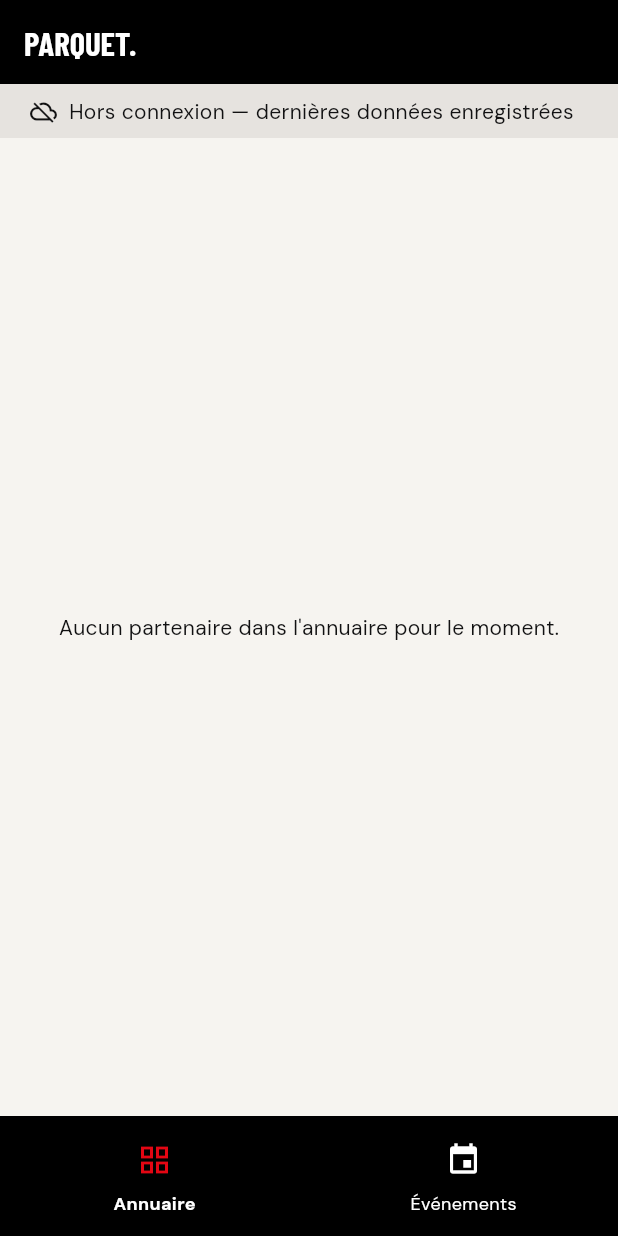
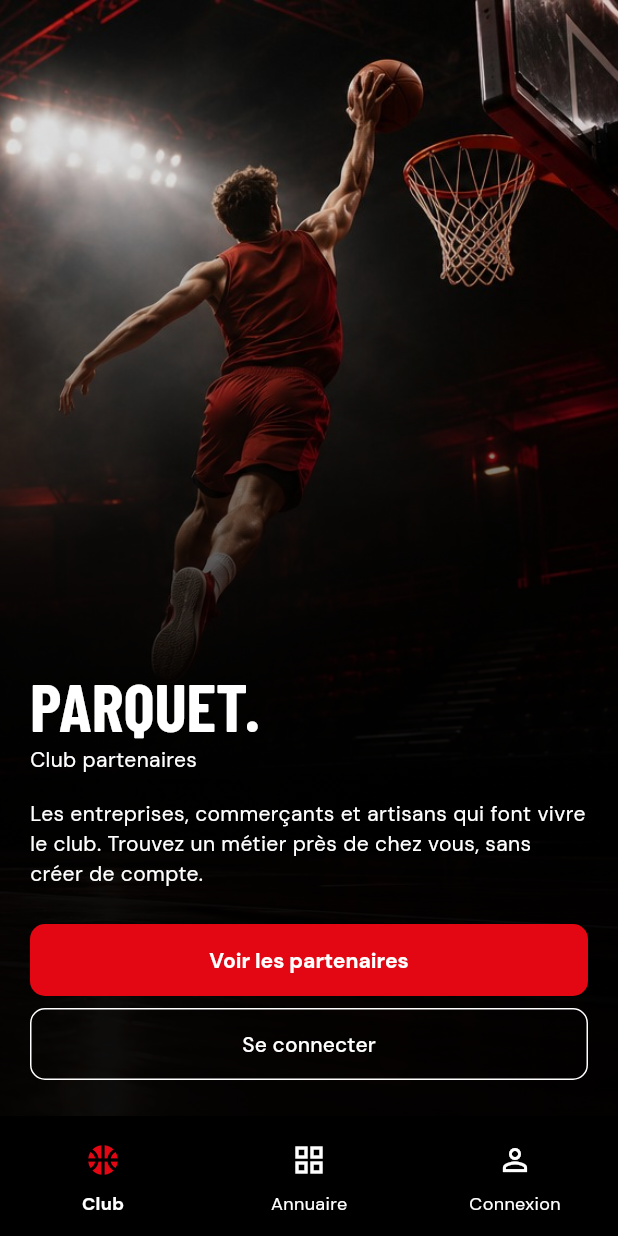
Before and after one commit to DontRobMe/ParquetClub, a Flutter app: the screen it shows after launch, on a phone screen of 412 x 824 dp. Run offline on Flutter 3.47's test engine with Material 3 defaults, Android fonts, the phone set to English and light mode, and no system bars; our stand-ins replace cloud_firestore, firebase_auth, firebase_core, flutter_bloc; accounts and stored records are empty.

Commit message:
Connexion et onglets par rôle (F1, F2)
- AuthRepository (Firebase Auth) : session avec rôle lu dans le custom claim,
  messages d'erreur neutres, lien de réinitialisation sans révéler si le compte existe
- AuthCubit : lancement, visiteur, connecté
- écrans lancement, accueil du club, connexion, mon profil (déconnexion confirmée)
- onglets visiteur (Club, Annuaire, Connexion) et compte (Annuaire, Événements, Mon profil)
- EventsCubit créé à la connexion et fermé à la déconnexion
- tests du Cubit et des parcours connexion / déconnexion

```diff
--- a/lib/core/navigation/onglets_page.dart
+++ b/lib/core/navigation/onglets_page.dart
@@ -1,13 +1,20 @@
 import 'package:flutter/material.dart';
 
+import '../../features/auth/data/auth_repository.dart';
+import '../../features/auth/ui/accueil_page.dart';
+import '../../features/auth/ui/connexion_page.dart';
+import '../../features/auth/ui/profil_page.dart';
 import '../../features/events/ui/evenements_page.dart';
 import '../../features/partners/ui/annuaire_page.dart';
 
-/// Onglets en bas, dans la zone du pouce (cours 5).
-// ponytail: provisoire, Annuaire + Événements pour tout le monde ; les onglets par rôle
-// (Mon profil, Administration, visiteur sans Événements) arrivent avec la connexion.
+/// Onglets en bas, dans la zone du pouce (cours 5), calculés à partir de la session.
+/// Visiteur : Club, Annuaire, Connexion. Partenaire et bureau : Annuaire, Événements, Mon profil.
+// ponytail: l'onglet Administration du bureau arrive avec ses écrans (F3 à F5, F10, F13).
 class OngletsPage extends StatefulWidget {
-  const OngletsPage({super.key});
+  const OngletsPage({super.key, this.session});
+
+  /// null pour un visiteur.
+  final Session? session;
 
   @override
   State<OngletsPage> createState() => _OngletsPageState();
@@ -16,18 +23,36 @@ class OngletsPage extends StatefulWidget {
 class _OngletsPageState extends State<OngletsPage> {
   int _index = 0;
 
+  void _aller(int i) => setState(() => _index = i);
+
   @override
   Widget build(BuildContext context) {
+    final session = widget.session;
+    final List<(Widget, NavigationDestination)> onglets = session == null
+        ? [
+            (
+              AccueilPage(voirPartenaires: () => _aller(1), seConnecter: () => _aller(2)),
+              const NavigationDestination(icon: Icon(Icons.sports_basketball), label: 'Club'),
+            ),
+            (const AnnuairePage(), const NavigationDestination(icon: Icon(Icons.grid_view), label: 'Annuaire')),
+            (const ConnexionPage(), const NavigationDestination(icon: Icon(Icons.person_outline), label: 'Connexion')),
+          ]
+        : [
+            (const AnnuairePage(), const NavigationDestination(icon: Icon(Icons.grid_view), label: 'Annuaire')),
+            (const EvenementsPage(), const NavigationDestination(icon: Icon(Icons.event), label: 'Événements')),
+            (
+              ProfilPage(session: session),
+              const NavigationDestination(icon: Icon(Icons.person_outline), label: 'Mon profil'),
+            ),
+          ];
+
     return Scaffold(
       // IndexedStack garde chaque onglet vivant : on retrouve sa recherche ou sa position en revenant.
-      body: IndexedStack(index: _index, children: const [AnnuairePage(), EvenementsPage()]),
+      body: IndexedStack(index: _index, children: [for (final (page, _) in onglets) page]),
       bottomNavigationBar: NavigationBar(
         selectedIndex: _index,
-        onDestinationSelected: (i) => setState(() => _index = i),
-        destinations: const [
-          NavigationDestination(icon: Icon(Icons.grid_view), label: 'Annuaire'),
-          NavigationDestination(icon: Icon(Icons.event), label: 'Événements'),
-        ],
+        onDestinationSelected: _aller,
+        destinations: [for (final (_, destination) in onglets) destination],
       ),
     );
   }
--- /dev/null
+++ b/lib/features/auth/data/auth_repository.dart
@@ -0,0 +1,60 @@
+import 'package:firebase_auth/firebase_auth.dart';
+
+/// Compte connecté. Le rôle vient du custom claim posé par la Cloud Function :
+/// personne ne peut le modifier depuis l'app (cahier des charges, partie 5).
+class Session {
+  const Session({required this.uid, required this.email, required this.estAdmin});
+
+  final String uid;
+  final String email;
+  final bool estAdmin;
+}
+
+/// Erreur déjà traduite pour l'écran : le Cubit ne connaît pas les codes Firebase.
+class AuthErreur implements Exception {
+  const AuthErreur(this.message);
+  final String message;
+}
+
+/// Seule classe de la connexion qui connaît Firebase Auth (le faux repository des tests fait `implements`).
+class AuthRepository {
+  AuthRepository([FirebaseAuth? auth]) : _auth = auth ?? FirebaseAuth.instance;
+
+  final FirebaseAuth _auth;
+
+  /// Session courante, mise à jour à chaque connexion, déconnexion ou rafraîchissement du jeton (rôle modifié).
+  Stream<Session?> session() => _auth.idTokenChanges().asyncMap((user) async {
+    if (user == null) return null;
+    final jeton = await user.getIdTokenResult();
+    return Session(uid: user.uid, email: user.email ?? '', estAdmin: jeton.claims?['role'] == 'admin');
+  });
+
+  /// F1. Pas d'inscription : les comptes sont créés par le bureau.
+  Future<void> connecter(String email, String motDePasse) async {
+    try {
+      await _auth.signInWithEmailAndPassword(email: email, password: motDePasse);
+    } on FirebaseAuthException catch (e) {
+      throw AuthErreur(switch (e.code) {
+        'network-request-failed' => 'Pas de connexion internet. Réessayez une fois en ligne.',
+        'too-many-requests' => 'Trop de tentatives. Réessayez dans quelques minutes.',
+        'user-disabled' => 'Ce compte est désactivé. Contactez le bureau du club.',
+        // Même message que l'e-mail existe ou non : on ne révèle pas quels comptes existent.
+        _ => 'E-mail ou mot de passe incorrect.',
+      });
+    }
+  }
+
+  /// F2. Firebase envoie le lien ; personne ne voit jamais le mot de passe.
+  Future<void> envoyerLienReinitialisation(String email) async {
+    try {
+      await _auth.sendPasswordResetEmail(email: email);
+    } on FirebaseAuthException catch (e) {
+      if (e.code == 'network-request-failed') {
+        throw const AuthErreur('Pas de connexion internet. Réessayez une fois en ligne.');
+      }
+      // Autres erreurs (adresse inconnue…) : on répond comme si l'envoi avait réussi.
+    }
+  }
+
+  Future<void> deconnecter() => _auth.signOut();
+}
--- /dev/null
+++ b/lib/features/auth/logic/auth_cubit.dart
@@ -0,0 +1,53 @@
+import 'dart:async';
+
+import 'package:flutter_bloc/flutter_bloc.dart';
+
+import '../data/auth_repository.dart';
+import 'auth_state.dart';
+
+class AuthCubit extends Cubit<AuthState> {
+  AuthCubit(this._repository) : super(const AuthInconnu());
+
+  final AuthRepository _repository;
+  StreamSubscription<Session?>? _abonnement;
+
+  /// Écoute la session : Firebase la garde d'un lancement à l'autre, un compte connecté arrive donc sur ses onglets.
+  void demarrer() {
+    _abonnement?.cancel();
+    _abonnement = _repository.session().listen(
+      (session) => emit(session == null ? const AuthVisiteur() : AuthConnecte(session)),
+      onError: (Object _) => emit(const AuthVisiteur()),
+    );
+  }
+
+  /// Renvoie le message d'erreur à afficher, ou null si la connexion a réussi.
+  /// Le changement d'écran vient ensuite tout seul de la session.
+  Future<String?> connecter(String email, String motDePasse) async {
+    if (email.trim().isEmpty || motDePasse.isEmpty) return 'Saisissez votre e-mail et votre mot de passe.';
+    try {
+      await _repository.connecter(email.trim(), motDePasse);
+      return null;
+    } on AuthErreur catch (e) {
+      return e.message;
+    }
+  }
+
+  /// Renvoie le message à afficher, neutre que le compte existe ou non.
+  Future<String> envoyerLienReinitialisation(String email) async {
+    if (!email.contains('@')) return 'Saisissez votre e-mail pour recevoir le lien.';
+    try {
+      await _repository.envoyerLienReinitialisation(email.trim());
+      return "Si un compte existe pour cette adresse, un e-mail vient d'être envoyé.";
+    } on AuthErreur catch (e) {
+      return e.message;
+    }
+  }
+
+  Future<void> deconnecter() => _repository.deconnecter();
+
+  @override
+  Future<void> close() {
+    _abonnement?.cancel();
+    return super.close();
+  }
+}
--- /dev/null
+++ b/lib/features/auth/logic/auth_state.dart
@@ -0,0 +1,21 @@
+import '../data/auth_repository.dart';
+
+/// Qui utilise l'app : décide de l'écran d'arrivée et des onglets.
+sealed class AuthState {
+  const AuthState();
+}
+
+/// Session pas encore lue : écran de lancement.
+class AuthInconnu extends AuthState {
+  const AuthInconnu();
+}
+
+/// Aucun compte : accueil du club et annuaire en lecture seule.
+class AuthVisiteur extends AuthState {
+  const AuthVisiteur();
+}
+
+class AuthConnecte extends AuthState {
+  const AuthConnecte(this.session);
+  final Session session;
+}
--- /dev/null
+++ b/lib/features/auth/ui/accueil_page.dart
@@ -0,0 +1,79 @@
+import 'package:flutter/material.dart';
+
+/// Accueil du club pour un visiteur : courte présentation, puis l'annuaire ou la connexion.
+class AccueilPage extends StatelessWidget {
+  const AccueilPage({super.key, required this.voirPartenaires, required this.seConnecter});
+
+  final VoidCallback voirPartenaires;
+  final VoidCallback seConnecter;
+
+  @override
+  Widget build(BuildContext context) {
+    final theme = Theme.of(context);
+    const blanc = TextStyle(color: Colors.white);
+    return Scaffold(
+      backgroundColor: theme.colorScheme.secondary,
+      body: Stack(
+        fit: StackFit.expand,
+        children: [
+          Image.asset(
+            'assets/images/terrain.jpg',
+            fit: BoxFit.cover,
+            alignment: Alignment.topRight,
+            excludeFromSemantics: true,
+          ),
+          // Dégradé noir sous les textes blancs : le contraste ne dépend pas du recadrage.
+          const DecoratedBox(
+            decoration: BoxDecoration(
+              gradient: LinearGradient(
+                begin: Alignment.topCenter,
+                end: Alignment.bottomCenter,
+                colors: [Color(0x22000000), Color(0xF2000000)],
+                stops: [0.2, 0.7],
+              ),
+            ),
+          ),
+          SafeArea(
+            child: Padding(
+              padding: const EdgeInsets.fromLTRB(20, 20, 20, 24),
+              child: Column(
+                crossAxisAlignment: CrossAxisAlignment.stretch,
+                children: [
+                  const Spacer(),
+                  Semantics(
+                    header: true,
+                    child: Text(
+                      'PARQUET.',
+                      style: theme.textTheme.displayMedium
+                          ?.merge(blanc)
+                          .copyWith(fontFamily: 'BarlowCondensed', fontWeight: FontWeight.w700),
+                    ),
+                  ),
+                  const Text('Club partenaires', style: blanc),
+                  const SizedBox(height: 16),
+                  const Text(
+                    'Les entreprises, commerçants et artisans qui font vivre le club. '
+                    'Trouvez un métier près de chez vous, sans créer de compte.',
+                    style: blanc,
+                  ),
+                  const SizedBox(height: 24),
+                  // Action principale en bas, dans la zone du pouce.
+                  FilledButton(onPressed: voirPartenaires, child: const Text('Voir les partenaires')),
+                  const SizedBox(height: 8),
+                  OutlinedButton(
+                    onPressed: seConnecter,
+                    style: OutlinedButton.styleFrom(
+                      foregroundColor: Colors.white,
+                      side: const BorderSide(color: Colors.white),
+                    ),
+                    child: const Text('Se connecter'),
+                  ),
+                ],
+              ),
+            ),
+          ),
+        ],
+      ),
+    );
+  }
+}
--- a/lib/main.dart
+++ b/lib/main.dart
@@ -4,6 +4,10 @@ import 'package:flutter_bloc/flutter_bloc.dart';
 
 import 'core/navigation/onglets_page.dart';
 import 'core/theme/app_theme.dart';
+import 'features/auth/data/auth_repository.dart';
+import 'features/auth/logic/auth_cubit.dart';
+import 'features/auth/logic/auth_state.dart';
+import 'features/auth/ui/lancement_page.dart';
 import 'features/events/data/event_repository.dart';
 import 'features/events/logic/events_cubit.dart';
 import 'features/partners/data/partner_repository.dart';
@@ -13,29 +17,65 @@ Future<void> main() async {
   WidgetsFlutterBinding.ensureInitialized();
   // Après `flutterfire configure` : ajouter `options: DefaultFirebaseOptions.currentPlatform`.
   await Firebase.initializeApp();
-  runApp(ParquetApp(partnerRepository: PartnerRepository(), eventRepository: EventRepository()));
+  runApp(
+    ParquetApp(
+      authRepository: AuthRepository(),
+      partnerRepository: PartnerRepository(),
+      eventRepository: EventRepository(),
+    ),
+  );
 }
 
 class ParquetApp extends StatelessWidget {
-  const ParquetApp({super.key, required this.partnerRepository, required this.eventRepository});
+  const ParquetApp({
+    super.key,
+    required this.authRepository,
+    required this.partnerRepository,
+    required this.eventRepository,
+  });
 
   /// Injectés pour que les tests passent de faux repositories.
+  final AuthRepository authRepository;
   final PartnerRepository partnerRepository;
   final EventRepository eventRepository;
 
   @override
   Widget build(BuildContext context) {
-    // Les Cubits sont au-dessus du Navigator : liste et détail partagent le même état.
     return MultiBlocProvider(
       providers: [
+        BlocProvider(create: (_) => AuthCubit(authRepository)..demarrer()),
+        // Annuaire public : un seul Cubit pour toute la vie de l'app.
         BlocProvider(create: (_) => PartnersCubit(partnerRepository)..charger()),
-        BlocProvider(create: (_) => EventsCubit(eventRepository)..charger()),
       ],
-      child: MaterialApp(
-        title: 'Parquet',
-        debugShowCheckedModeBanner: false,
-        theme: AppTheme.light,
-        home: const OngletsPage(),
+      child: BlocBuilder<AuthCubit, AuthState>(
+        builder: (context, auth) {
+          // La clé recrée l'app à chaque connexion ou déconnexion : pile d'écrans vidée, onglets du nouveau rôle.
+          final app = MaterialApp(
+            key: ValueKey(switch (auth) {
+              AuthInconnu() => 'lancement',
+              AuthVisiteur() => 'visiteur',
+              AuthConnecte(:final session) => session.uid,
+            }),
+            title: 'Parquet',
+            debugShowCheckedModeBanner: false,
+            theme: AppTheme.light,
+            home: switch (auth) {
+              AuthInconnu() => const LancementPage(),
+              AuthVisiteur() => const OngletsPage(),
+              AuthConnecte(:final session) => OngletsPage(session: session),
+            },
+          );
+          // Événements réservés aux comptes connectés : Cubit créé à la connexion, fermé à la déconnexion,
+          // donc jamais les réponses d'un autre compte. Au-dessus du Navigator pour la liste et le détail.
+          return switch (auth) {
+            AuthConnecte(:final session) => BlocProvider(
+              key: ValueKey(session.uid),
+              create: (_) => EventsCubit(eventRepository)..charger(),
+              child: app,
+            ),
+            _ => app,
+          };
+        },
       ),
     );
   }
```
Also changed, not shown: lib/features/auth/ui/connexion_page.dart (added, +113 -0 lines), lib/features/auth/ui/lancement_page.dart (added, +26 -0 lines), lib/features/auth/ui/profil_page.dart (added, +55 -0 lines), 3 other files.
